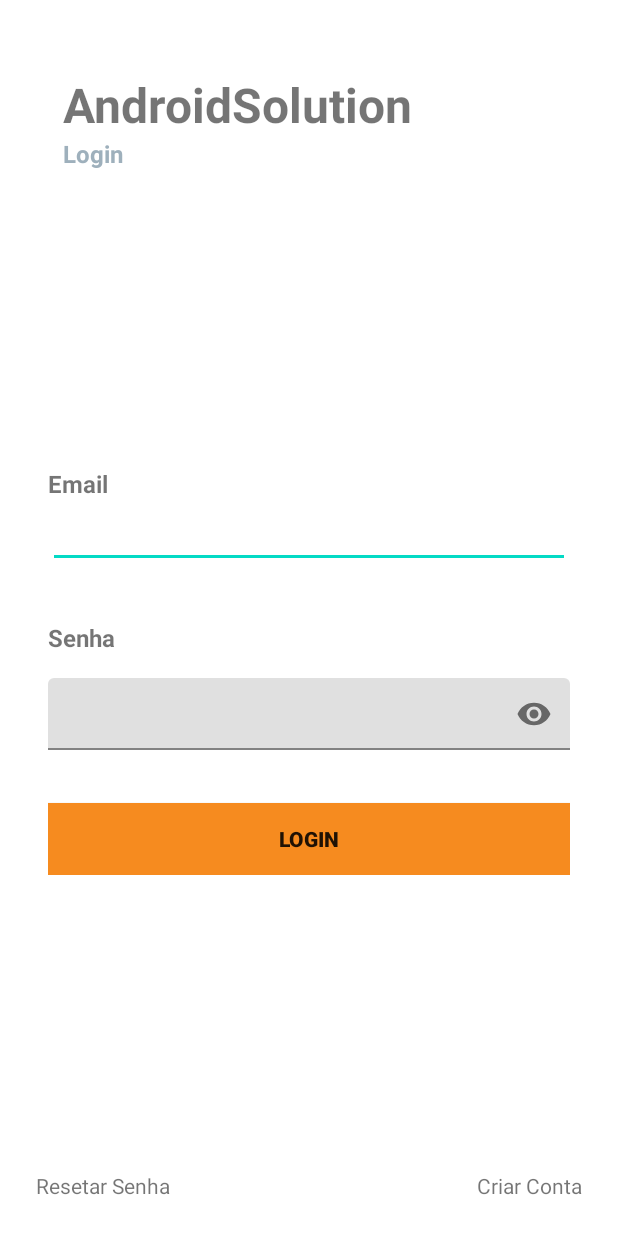
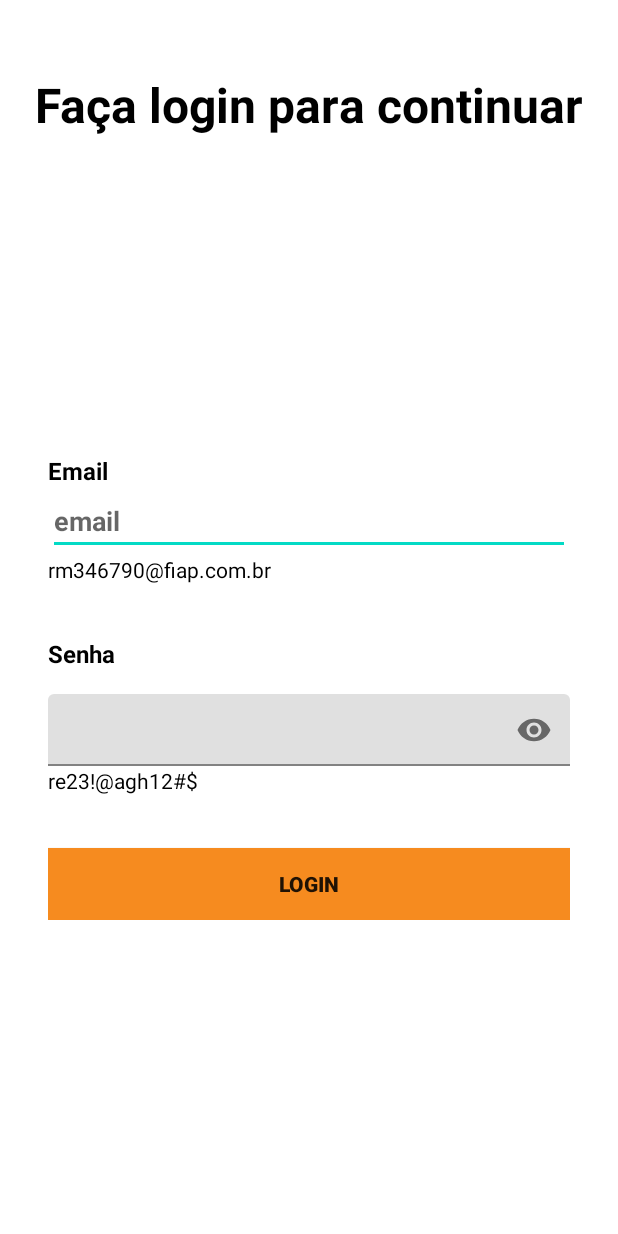
Before and after one commit to FIAP-WEB-Team/FIAP-Solution-Android, an Android app: the fragment LoginFragment shown on its own in the app's theme, on a phone screen of 412 x 824 dp. Run offline under Robolectric (Android 15) with nearby library versions, the phone set to English and light mode, and no system bars; our stand-ins replace Firebase (no records; nobody signed in at launch, a user with empty details on screens opened directly); Roboto replaces fonts that are not available here.

Commit message:
Fixed login screen

```diff
--- a/app/src/main/java/com/fiapon/androidsolution/ui/login/LoginFragment.kt
+++ b/app/src/main/java/com/fiapon/androidsolution/ui/login/LoginFragment.kt
@@ -8,8 +8,8 @@ import androidx.fragment.app.Fragment
 import android.view.LayoutInflater
 import android.view.View
 import android.view.ViewGroup
+import android.widget.ArrayAdapter
 import android.widget.Toast
-import androidx.core.os.bundleOf
 import androidx.navigation.fragment.findNavController
 import com.fiapon.androidsolution.R
 import com.fiapon.androidsolution.ui.auth.NAVIGATION_KEY
@@ -29,8 +29,22 @@ class LoginFragment : Fragment() {
 
     override fun onViewCreated(view: View, savedInstanceState: Bundle?) {
         super.onViewCreated(view, savedInstanceState)
+        createAutoCompleteFields()
         setListeners()
         setObservers()
+    }
+
+    private fun createAutoCompleteFields() {
+        editTextEmailLogin.setAdapter(ArrayAdapter(
+            requireContext(),
+            com.google.android.material.R.layout.select_dialog_singlechoice_material,
+            arrayOf("rm346790@fiap.com.br")
+        ))
+        editTextPasswordLogin.setAdapter(ArrayAdapter(
+            requireContext(),
+            com.google.android.material.R.layout.select_dialog_singlechoice_material,
+            arrayOf("re23!@agh12#\$")
+        ))
     }
 
     private fun setListeners() {
@@ -75,7 +89,8 @@ class LoginFragment : Fragment() {
         viewModel.loginState.observe(viewLifecycleOwner) {
             when (it) {
                 is RequestState.Error -> {
-                    Toast.makeText(context, it.throwable.message.toString(), Toast.LENGTH_SHORT).show()
+                    Toast.makeText(context, it.throwable.message.toString(), Toast.LENGTH_SHORT)
+                        .show()
                 }
                 is RequestState.Success -> {
                     val navId = arguments?.getInt(NAVIGATION_KEY)
--- a/app/src/main/res/layout/fragment_login.xml
+++ b/app/src/main/res/layout/fragment_login.xml
@@ -1,19 +1,27 @@
 <?xml version="1.0" encoding="utf-8"?>
-<androidx.constraintlayout.widget.ConstraintLayout xmlns:android="http://schemas.android.com/apk/res/android"
+<ScrollView xmlns:android="http://schemas.android.com/apk/res/android"
     xmlns:app="http://schemas.android.com/apk/res-auto"
     xmlns:tools="http://schemas.android.com/tools"
     android:layout_width="match_parent"
-    android:layout_height="match_parent">
+    android:layout_height="match_parent"
+    android:fillViewport="true">
+
+    <androidx.constraintlayout.widget.ConstraintLayout
+        android:layout_width="match_parent"
+        android:layout_height="wrap_content">
 
         <TextView
-        android:id="@+id/tvAppName"
+            android:id="@+id/loginHeader"
             android:layout_width="wrap_content"
             android:layout_height="wrap_content"
             android:layout_marginStart="42dp"
             android:layout_marginTop="48dp"
-        android:text="@string/app_name"
+            android:layout_marginEnd="42dp"
+            android:text="@string/login_header"
+            android:textColor="@color/black"
             android:textSize="32sp"
             android:textStyle="bold"
+            app:layout_constraintEnd_toEndOf="parent"
             app:layout_constraintStart_toStartOf="parent"
             app:layout_constraintTop_toTopOf="parent" />
 
@@ -22,12 +30,14 @@
             android:layout_width="match_parent"
             android:layout_height="wrap_content"
             android:layout_marginStart="32dp"
+            android:layout_marginTop="32dp"
             android:layout_marginEnd="32dp"
+            android:layout_marginBottom="32dp"
             android:orientation="vertical"
-        app:layout_constraintBottom_toTopOf="@+id/tvResetPassword"
+            app:layout_constraintBottom_toBottomOf="parent"
             app:layout_constraintEnd_toEndOf="parent"
             app:layout_constraintStart_toStartOf="parent"
-        app:layout_constraintTop_toBottomOf="@+id/tvSubTitleLogin">
+            app:layout_constraintTop_toBottomOf="@+id/loginHeader">
 
             <LinearLayout
                 android:layout_width="match_parent"
@@ -38,22 +48,32 @@
                 <TextView
                     android:layout_width="match_parent"
                     android:layout_height="wrap_content"
-                android:text="Email"
-                android:textSize="16dp"
+                    android:text="@string/email"
+                    android:textColor="@color/black"
+                    android:textSize="16sp"
                     android:textStyle="bold" />
 
-            <EditText
+                <AutoCompleteTextView
                     android:id="@+id/editTextEmailLogin"
                     android:layout_width="match_parent"
                     android:layout_height="wrap_content"
+                    android:completionThreshold="0"
                     android:inputType="textEmailAddress"
                     android:maxLines="1"
                     android:textStyle="bold"
-                tools:hint="giba@fiap.com.br" />
+                    android:hint="email" />
+
+                <TextView
+                    android:layout_width="wrap_content"
+                    android:layout_height="wrap_content"
+                    android:text="@string/dummy_email"
+                    android:textColor="@color/black" />
+
                 <TextView
                     android:id="@+id/txtEmailError"
                     android:layout_width="match_parent"
                     android:layout_height="wrap_content"
+                    android:textColor="@color/black"
                     android:textStyle="bold" />
 
             </LinearLayout>
@@ -67,8 +87,9 @@
                 <TextView
                     android:layout_width="match_parent"
                     android:layout_height="wrap_content"
+                    android:text="@string/password"
+                    android:textColor="@color/black"
                     android:textSize="16sp"
-                android:text="Senha"
                     android:textStyle="bold" />
 
                 <com.google.android.material.textfield.TextInputLayout
@@ -77,21 +98,31 @@
                     android:layout_marginTop="16dp"
                     app:passwordToggleEnabled="true">
 
-                <EditText
+                    <AutoCompleteTextView
                         android:id="@+id/editTextPasswordLogin"
                         android:layout_width="match_parent"
                         android:layout_height="wrap_content"
+                        android:completionThreshold="0"
                         android:inputType="textPassword"
                         android:maxLines="1"
                         android:padding="0dp"
+                        android:paddingStart="8dp"
+                        android:paddingEnd="8dp"
                         android:textStyle="bold"
                         tools:text="heiderlopes@apps.com.br" />
+
+                    <TextView
+                        android:layout_width="wrap_content"
+                        android:layout_height="wrap_content"
+                        android:text="@string/dummy_password"
+                        android:textColor="@color/black" />
                 </com.google.android.material.textfield.TextInputLayout>
 
                 <TextView
                     android:id="@+id/txtPasswordError"
                     android:layout_width="match_parent"
                     android:layout_height="wrap_content"
+                    android:textColor="@color/black"
                     android:textStyle="bold" />
 
             </LinearLayout>
@@ -102,44 +133,10 @@
                 android:layout_height="wrap_content"
                 android:background="@color/orange_light"
                 android:maxLines="1"
-            android:text="Login"
+                android:text="@string/login"
                 android:textStyle="bold" />
 
         </LinearLayout>
-
-    <TextView
-        android:id="@+id/tvSubTitleLogin"
-        android:layout_width="wrap_content"
-        android:layout_height="wrap_content"
-        android:text="Login"
-        android:textColor="#9EB0BC"
-        android:textSize="16sp"
-        android:textStyle="bold"
-        app:layout_constraintStart_toStartOf="@+id/tvAppName"
-        app:layout_constraintTop_toBottomOf="@+id/tvAppName" />
-
-    <TextView
-        android:id="@+id/tvResetPassword"
-        android:layout_width="0dp"
-        android:layout_height="wrap_content"
-        android:layout_marginStart="24dp"
-        android:layout_marginBottom="24dp"
-        android:text="Resetar Senha"
-        app:layout_constraintBottom_toBottomOf="parent"
-        app:layout_constraintEnd_toStartOf="@+id/guideline"
-        app:layout_constraintStart_toStartOf="parent" />
-
-    <TextView
-        android:id="@+id/tvNewAccount"
-        android:layout_width="0dp"
-        android:layout_height="wrap_content"
-        android:layout_marginEnd="24dp"
-        android:layout_marginBottom="24dp"
-        android:gravity="end"
-        android:text="Criar Conta"
-        app:layout_constraintBottom_toBottomOf="parent"
-        app:layout_constraintEnd_toEndOf="parent"
-        app:layout_constraintStart_toStartOf="@+id/guideline" />
 
         <androidx.constraintlayout.widget.Guideline
             android:id="@+id/guideline"
@@ -148,3 +145,4 @@
             android:orientation="vertical"
             app:layout_constraintGuide_percent="0.5" />
     </androidx.constraintlayout.widget.ConstraintLayout>
+</ScrollView>
--- a/app/src/main/res/values/strings.xml
+++ b/app/src/main/res/values/strings.xml
@@ -70,4 +70,11 @@
     <string name="successful_booking">Reserva efetuada com sucesso</string>
     <string name="go_back">Voltar ao início</string>
     <string name="login_header">Faça login para continuar</string>
+
+    <!--Login texts-->
+    <string name="email">Email</string>
+    <string name="dummy_email">rm346790@fiap.com.br</string>
+    <string name="password">Senha</string>
+    <string name="dummy_password">re23!@agh12#$</string>
+    <string name="login">Login</string>
 </resources>
```
Lines whose indentation alone changed are shown as unchanged.
